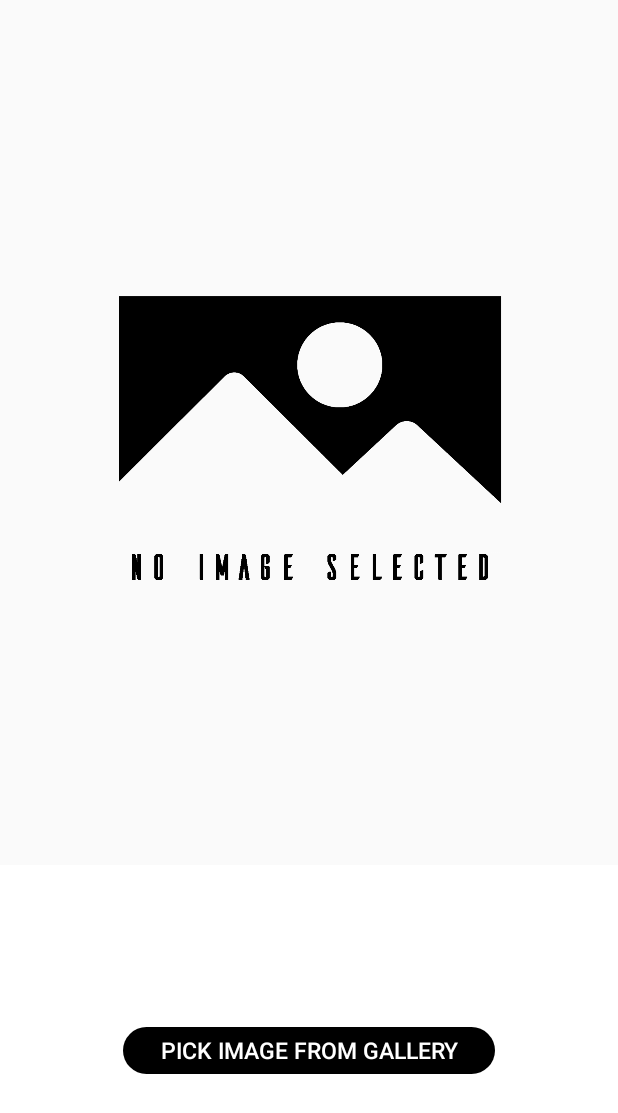
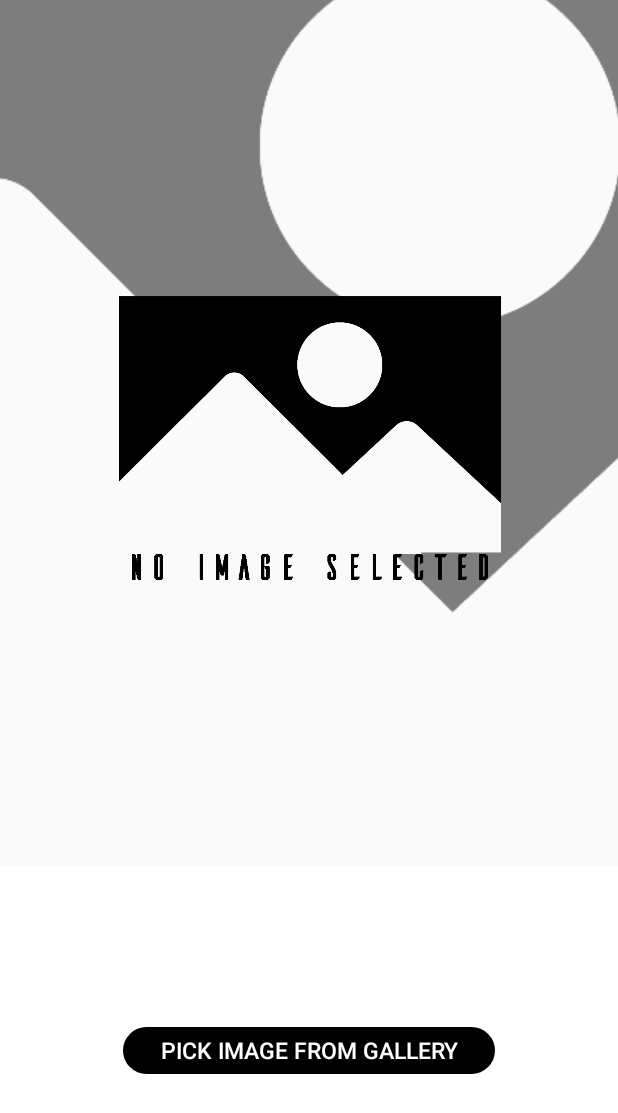
Before and after one commit to agarwalkaushal/Image-Processing, an Android app: the layout activity_choose.xml on its own in the app's theme, with its tools: preview values and no code run, on a phone screen of 412 x 824 dp. Shown: the top 1113 px of the screen. Run offline under Robolectric (Android 15) with nearby library versions, the phone set to English and light mode, and no system bars.

Commit message:
Blur image background Disable split screen support

```diff
--- a/app/src/main/AndroidManifest.xml
+++ b/app/src/main/AndroidManifest.xml
@@ -36,6 +36,7 @@
         <activity
             android:name=".SplashScreen"
             android:screenOrientation="portrait"
+            android:resizeableActivity="false"
             android:theme="@android:style/Theme.Black.NoTitleBar">
             <intent-filter>
                 <action android:name="android.intent.action.MAIN" />
@@ -46,6 +47,7 @@
         <activity
             android:name=".photo"
             android:label="@string/photo"
+            android:resizeableActivity="false"
             android:screenOrientation="portrait">
             <intent-filter>
                 <action android:name="android.intent.action.SEND" />
@@ -56,6 +58,7 @@
         <activity
             android:name=".selectOp"
             android:label="@string/app_name"
+            android:resizeableActivity="false"
             android:theme="@style/parallax"></activity>
     </application>
 
--- a/app/src/main/java/co/paulitevox/imageprocessing/chooseImage.java
+++ b/app/src/main/java/co/paulitevox/imageprocessing/chooseImage.java
@@ -61,6 +61,7 @@ public class chooseImage extends Fragment {
     private FloatingActionButton choose;
     private FloatingActionButton crop;
     private ImageView imageView;
+    private ImageView imageViewBlur;
     private Animation anim;
     private Uri filePath;
     private Button choosebefore;
@@ -126,6 +127,7 @@ public class chooseImage extends Fragment {
         choose = (FloatingActionButton) view.findViewById(R.id.choose);
         crop = (FloatingActionButton) view.findViewById(R.id.crop);
         imageView = (ImageView) view.findViewById(R.id.chooseFromGallery);
+        imageViewBlur = (ImageView) view.findViewById(R.id.chooseFromGalleryBlur);
         final FlipAnimation flipAnimation = new FlipAnimation(before, after);
         after.setVisibility(View.GONE);
         done.setVisibility(View.INVISIBLE);
@@ -247,6 +249,7 @@ public class chooseImage extends Fragment {
                 bitmap = MediaStore.Images.Media.getBitmap(getActivity().getContentResolver(), imageUri);
                 decode();
                 imageView.setImageURI(imageUri);
+                imageViewBlur.setImageURI(imageUri);
                 open.setVisibility(View.GONE);
                 choose.setVisibility(View.VISIBLE);
                 done.setVisibility(View.VISIBLE);
@@ -341,6 +344,7 @@ public class chooseImage extends Fragment {
             try {
                 bitmap = MediaStore.Images.Media.getBitmap(getActivity().getContentResolver(), filePath);
                 imageView.setImageBitmap(bitmap);
+                imageViewBlur.setImageBitmap(bitmap);
                 decode();
                 open.setVisibility(View.GONE);
                 choose.setVisibility(View.VISIBLE);
@@ -362,6 +366,7 @@ public class chooseImage extends Fragment {
                                 getContentResolver().openInputStream(resultUri));
                         decode();
                         imageView.setImageBitmap(bitmap);
+                        imageViewBlur.setImageBitmap(bitmap);
                         return;
 
                     } catch (IOException e) {
--- a/app/src/main/res/layout/activity_choose.xml
+++ b/app/src/main/res/layout/activity_choose.xml
@@ -8,16 +8,31 @@
     android:orientation="vertical"
     android:weightSum="100">
 
+    <RelativeLayout
+        android:layout_width="match_parent"
+        android:layout_height="0dp"
+        android:layout_weight="70">
+        <ImageView
+            android:id="@+id/chooseFromGalleryBlur"
+            android:layout_width="match_parent"
+            android:animateLayoutChanges="true"
+            android:layout_height="match_parent"
+            android:contentDescription="No Image Selected"
+            android:alpha="0.5"
+            android:src="@drawable/no_image"
+            android:scaleType="center" />
+        <ImageView
+            android:id="@+id/chooseFromGallery"
+            android:layout_width="wrap_content"
+            android:layout_centerInParent="true"
+            android:animateLayoutChanges="true"
+            android:layout_height="match_parent"
+            android:contentDescription="No Image Selected"
+            android:src="@drawable/no_image"
+            android:scaleType="fitCenter" />
 
-    <ImageView
-        android:id="@+id/chooseFromGallery"
-        android:layout_width="match_parent"
-        android:animateLayoutChanges="true"
-        android:layout_height="0dp"
-        android:layout_weight="70"
-        android:contentDescription="No Image Selected"
-        android:src="@drawable/no_image"
-        android:scaleType="fitCenter" />
+    </RelativeLayout>
+
     <RelativeLayout
         android:id="@+id/open"
         android:animateLayoutChanges="true"
```
